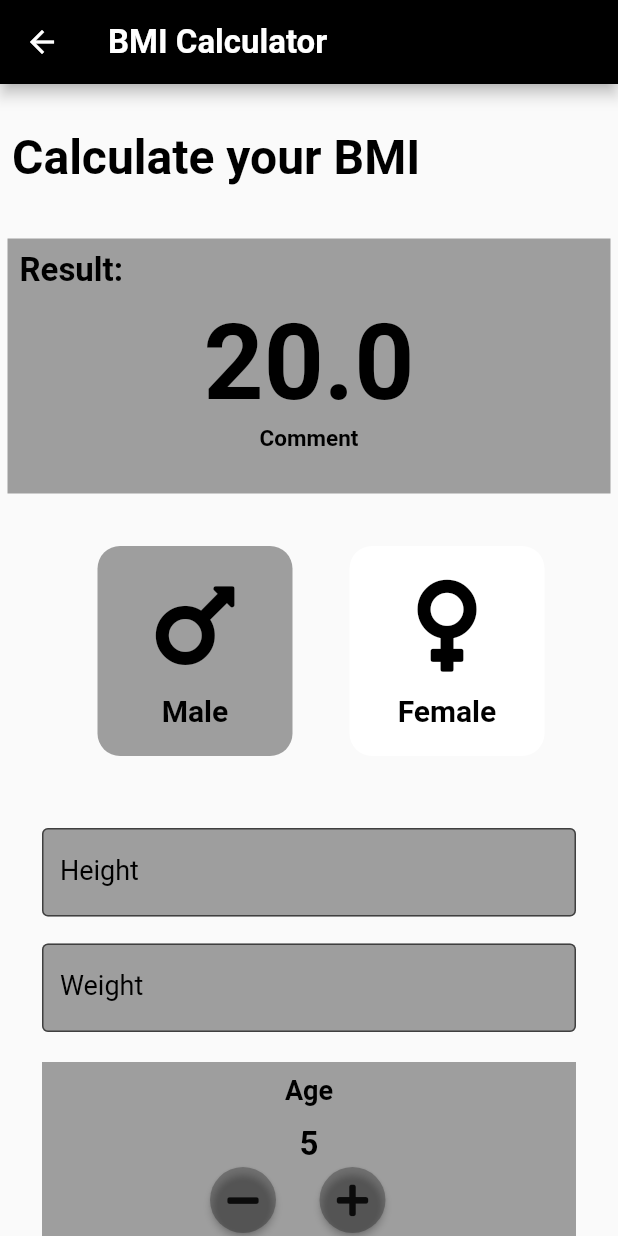
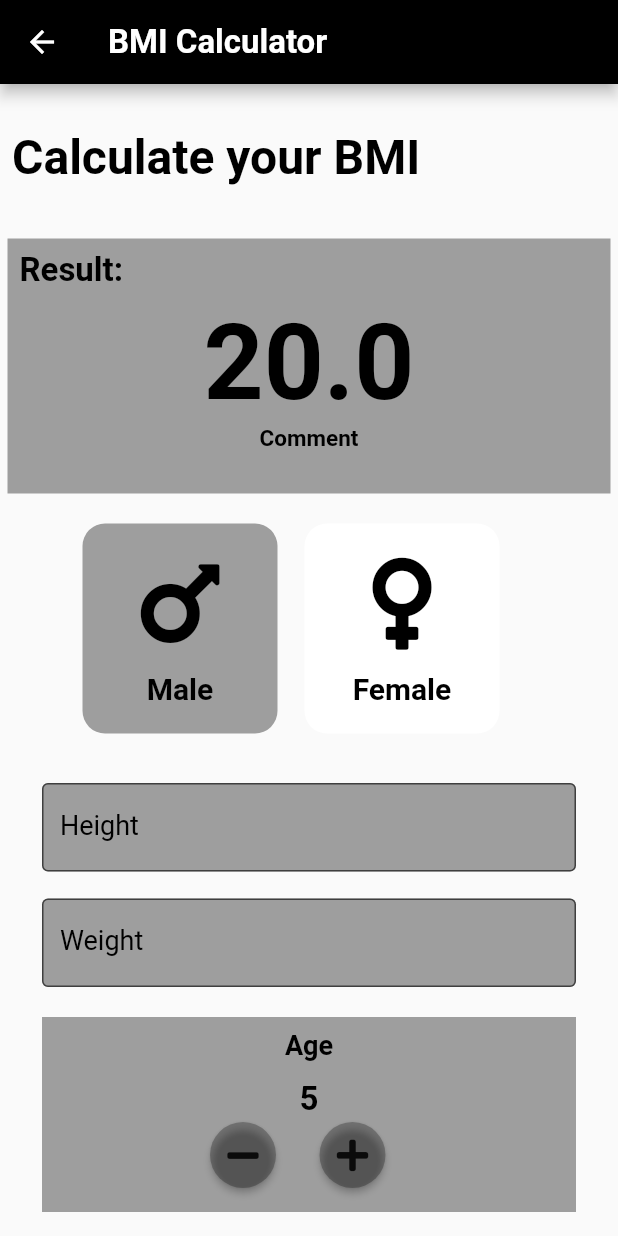
Before and after one commit to saipreethi14/flutterfitness22, a Flutter app: the bmi screen opened directly, on a phone screen of 412 x 824 dp. Run offline on Flutter 3.47's test engine with Material 2 defaults, Android fonts, the light colour scheme and no system bars; our stand-ins replace chewie, cloud_firestore, firebase_auth, firebase_core, font_awesome_flutter, video_player; missing offline and left inert: flutter_login_facebook; accounts and stored records are empty.

Commit message:
editing size of containers in gender file

```diff
--- a/lib/gender.dart
+++ b/lib/gender.dart
@@ -11,16 +11,20 @@ class Gender1 extends StatelessWidget {
   Widget build(BuildContext context) {
     return GestureDetector(
       onTap: otp,
+      child: Padding(
+        padding: const EdgeInsets.only(left:5.0, right:5),
+        child: Center(
           child: Container(
             height: 140,
             width: 130,
             child: customChild,
-        margin: EdgeInsets.all(15.0),
             decoration: BoxDecoration(
               borderRadius: BorderRadius.circular(15.0),
               color: contColor,
             ),
           ),
+        ),
+      ),
     );
   }
 }
```
Lines whose indentation alone changed are shown as unchanged.
